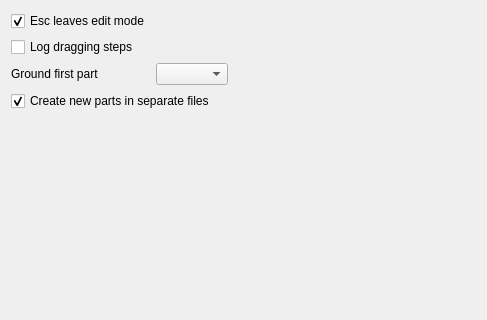
Before: the Qt Designer form src/Mod/Assembly/Gui/Resources/preferences/Assembly.ui in Rchiemstra/FreeCAD, drawn with Qt 5; both pictures show x 0 to 487 and y 0 to 320 of the 487 by 691 pixel window.
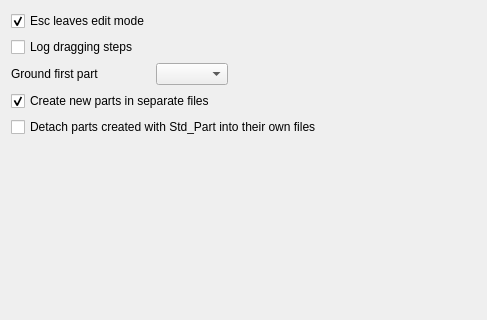
After: the same form once the commit is applied. Custom widgets are drawn as their Qt base class.

Commit message:
Assembly: harden component extraction after review
- Std_Part detachment uses its own preference (default off), runs only for
  user-started commands and opens the save dialog directly.
- Opaque Python references in every open document are refused up front.
- References whose target type would change (e.g. Pad Profile) are refused
  before any file is written.
- Extraction resumes after an asynchronous Save As of an unsaved assembly.
- The new file adopts its final identity and savepoint via the save API.
- Rollback is tested after redirects and deletions.

The edit to the form file:
```diff
--- a/src/Mod/Assembly/Gui/Resources/preferences/Assembly.ui
+++ b/src/Mod/Assembly/Gui/Resources/preferences/Assembly.ui
@@ -93,7 +93,17 @@
      <property name="prefPath" stdset="0"><cstring>Mod/Assembly</cstring></property>
     </widget>
    </item>
-   <item row="4" column="0">
+   <item row="4" column="0" colspan="3">
+    <widget class="Gui::PrefCheckBox" name="checkBoxDetachStdPart">
+     <property name="text">
+      <string>Detach parts created with Std_Part into their own files</string>
+     </property>
+     <property name="checked"><bool>false</bool></property>
+     <property name="prefEntry" stdset="0"><cstring>DetachStdPart</cstring></property>
+     <property name="prefPath" stdset="0"><cstring>Mod/Assembly</cstring></property>
+    </widget>
+   </item>
+   <item row="5" column="0">
     <spacer name="verticalSpacer">
      <property name="orientation">
       <enum>Qt::Vertical</enum>
```
The commit also changes 7 other files.
